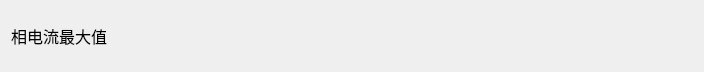
Old version of the form IDC_TestSystem/mpdu/mpdu_test/mpdu_rtu_test/line/mpdurtutest_lineitemwid.ui in the repository ChinaClever/IDC_TestSystem.
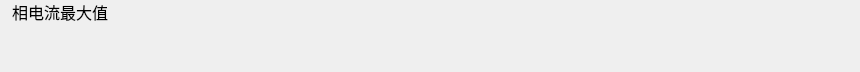
New version of the form.

```diff
--- a/IDC_TestSystem/mpdu/mpdu_test/mpdu_rtu_test/line/mpdurtutest_lineitemwid.ui
+++ b/IDC_TestSystem/mpdu/mpdu_test/mpdu_rtu_test/line/mpdurtutest_lineitemwid.ui
@@ -6,16 +6,34 @@
    <rect>
     <x>0</x>
     <y>0</y>
-    <width>704</width>
+    <width>860</width>
     <height>72</height>
    </rect>
   </property>
   <property name="windowTitle">
    <string>Form</string>
   </property>
-  <layout class="QGridLayout" name="gridLayout">
+  <layout class="QGridLayout" name="gridLayout" columnstretch="0">
+   <property name="leftMargin">
+    <number>0</number>
+   </property>
+   <property name="topMargin">
+    <number>0</number>
+   </property>
+   <property name="rightMargin">
+    <number>0</number>
+   </property>
+   <property name="bottomMargin">
+    <number>0</number>
+   </property>
+   <property name="spacing">
+    <number>0</number>
+   </property>
    <item row="0" column="0">
-    <layout class="QHBoxLayout" name="horizontalLayout">
+    <layout class="QHBoxLayout" name="horizontalLayout" stretch="2,1,1,1">
+     <property name="spacing">
+      <number>30</number>
+     </property>
      <item>
       <widget class="QLabel" name="label">
        <property name="minimumSize">
@@ -39,16 +57,52 @@
        <property name="text">
         <string>相电流最大值</string>
        </property>
+       <property name="alignment">
+        <set>Qt::AlignHCenter|Qt::AlignTop</set>
+       </property>
+       <property name="margin">
+        <number>10</number>
+       </property>
       </widget>
      </item>
      <item>
-      <widget class="QWidget" name="widget_1" native="true"/>
+      <widget class="QWidget" name="widget_1" native="true">
+       <property name="sizePolicy">
+        <sizepolicy hsizetype="Preferred" vsizetype="Preferred">
+         <horstretch>0</horstretch>
+         <verstretch>0</verstretch>
+        </sizepolicy>
+       </property>
+       <property name="minimumSize">
+        <size>
+         <width>200</width>
+         <height>0</height>
+        </size>
+       </property>
+       <property name="font">
+        <font>
+         <pointsize>12</pointsize>
+        </font>
+       </property>
+      </widget>
      </item>
      <item>
-      <widget class="QWidget" name="widget_2" native="true"/>
+      <widget class="QWidget" name="widget_2" native="true">
+       <property name="font">
+        <font>
+         <pointsize>12</pointsize>
+        </font>
+       </property>
+      </widget>
      </item>
      <item>
-      <widget class="QWidget" name="widget_3" native="true"/>
+      <widget class="QWidget" name="widget_3" native="true">
+       <property name="font">
+        <font>
+         <pointsize>12</pointsize>
+        </font>
+       </property>
+      </widget>
      </item>
     </layout>
    </item>
```
